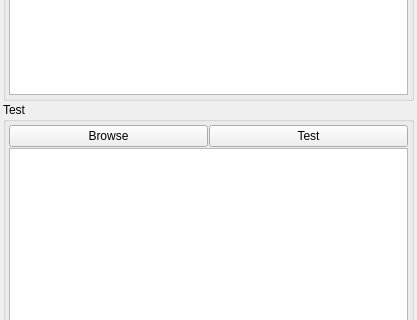
The window that modules/rdf/RandomDecisionForestDialogGui.ui (Boazrciasn/RDFramework) describes before a commit, drawn with Qt 5; both pictures show x 0 to 417 and y 391 to 711 of the 417 by 839 pixel window.
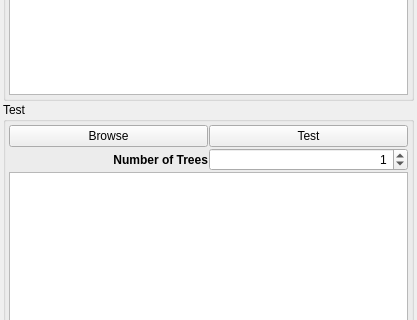
The same window after the commit.

Commit message: mt19937 moved to forest,  add nTree to test, msg signals for train/test

Diff of the .ui file:
```diff
--- a/modules/rdf/RandomDecisionForestDialogGui.ui
+++ b/modules/rdf/RandomDecisionForestDialogGui.ui
@@ -369,9 +369,38 @@
         </property>
        </widget>
       </item>
-      <item row="1" column="0" colspan="2">
+      <item row="2" column="0" colspan="2">
        <widget class="QTextBrowser" name="textBrowser_test"/>
       </item>
+      <item row="1" column="0">
+       <widget class="QLabel" name="label_NTrees_2">
+        <property name="font">
+         <font>
+          <weight>75</weight>
+          <bold>true</bold>
+         </font>
+        </property>
+        <property name="text">
+         <string>Number of Trees</string>
+        </property>
+        <property name="alignment">
+         <set>Qt::AlignRight|Qt::AlignTrailing|Qt::AlignVCenter</set>
+        </property>
+       </widget>
+      </item>
+      <item row="1" column="1">
+       <widget class="QSpinBox" name="spinBox_NTestTrees">
+        <property name="toolTip">
+         <string>&lt;html&gt;&lt;head/&gt;&lt;body&gt;&lt;p&gt;&lt;span style=&quot; font-weight:600;&quot;&gt;Number of trees:&lt;/span&gt;&lt;/p&gt;&lt;p&gt;&lt;br/&gt;&lt;/p&gt;&lt;p&gt;Bla bla.&lt;/p&gt;&lt;/body&gt;&lt;/html&gt;</string>
+        </property>
+        <property name="alignment">
+         <set>Qt::AlignRight|Qt::AlignTrailing|Qt::AlignVCenter</set>
+        </property>
+        <property name="value">
+         <number>1</number>
+        </property>
+       </widget>
+      </item>
      </layout>
     </widget>
    </item>
```
Left out of the diff: 81 changed lines with no effect on the pictures. The commit also changes 6 other files.
